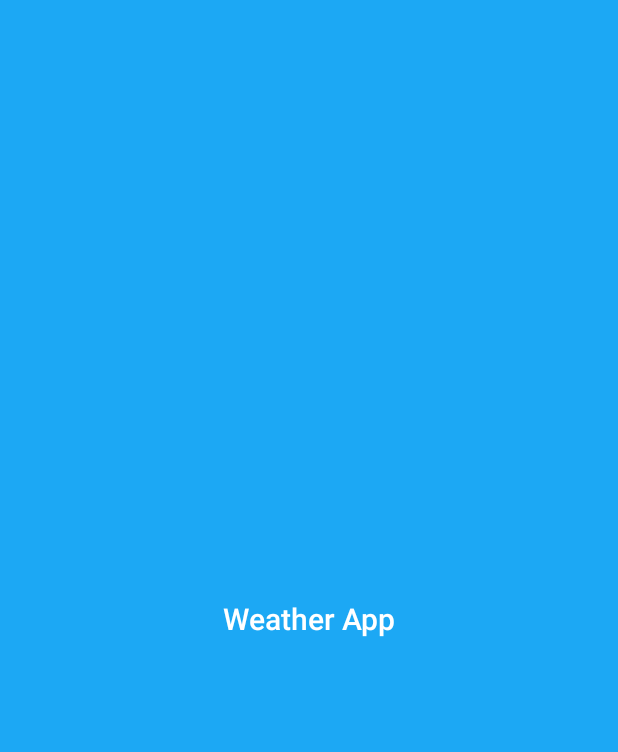
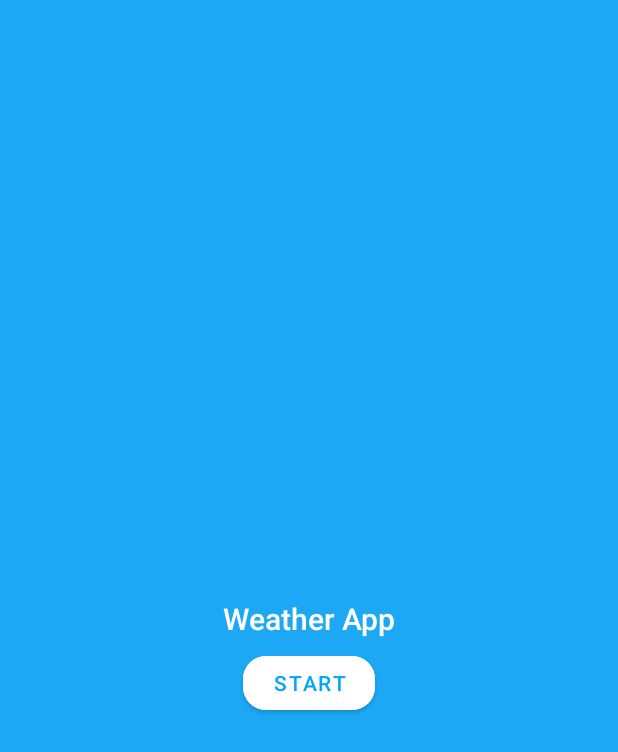
Before and after one commit to mohammed3296/WeatherApp, an Android app: the layout fragment_welcome.xml on its own in the app's theme, with its tools: preview values and no code run, on a phone screen of 412 x 824 dp. Shown: the top 752 px of the screen. Run offline under Robolectric (Android 15) with nearby library versions, the phone set to English and light mode, and no system bars.

Commit message:
strings hard cods

```diff
--- a/app/src/main/res/layout/fragment_splash.xml
+++ b/app/src/main/res/layout/fragment_welcome.xml
@@ -5,9 +5,10 @@
     android:layout_width="match_parent"
     android:layout_height="match_parent"
     android:background="@drawable/today_touch_selector"
-    tools:context=".ui.SplashFragment">
+    tools:context=".ui.WelcomeFragment">
 
     <TextView
+        android:id="@+id/textView"
         android:layout_width="wrap_content"
         android:layout_height="wrap_content"
         android:fontFamily="sans-serif-light"
@@ -20,4 +21,20 @@
         app:layout_constraintStart_toStartOf="parent"
         app:layout_constraintTop_toTopOf="parent" />
 
+
+    <com.google.android.material.button.MaterialButton
+        android:id="@+id/start_btn"
+        android:layout_width="wrap_content"
+        android:layout_height="wrap_content"
+        android:layout_gravity="end"
+        android:layout_margin="5dp"
+        android:backgroundTint="#ffffff"
+        android:text="@string/start_lbl"
+        android:textColor="#04A3FF"
+        app:cornerRadius="15dp"
+        app:layout_constraintEnd_toEndOf="@+id/textView"
+        app:layout_constraintStart_toStartOf="@+id/textView"
+        app:layout_constraintTop_toBottomOf="@+id/textView" />
+
+
 </androidx.constraintlayout.widget.ConstraintLayout>
--- a/app/src/main/res/navigation/mobile_navigation.xml
+++ b/app/src/main/res/navigation/mobile_navigation.xml
@@ -6,9 +6,9 @@
     app:startDestination="@id/splashFragment">
     <fragment
         android:id="@+id/splashFragment"
-        android:name="com.unicomg.robustatask.ui.SplashFragment"
+        android:name="com.unicomg.robustatask.ui.WelcomeFragment"
         android:label="fragment_splash"
-        tools:layout="@layout/fragment_splash" >
+        tools:layout="@layout/fragment_welcome" >
         <action
             android:id="@+id/action_splashFragment_to_shareFragment"
             app:destination="@id/shareFragment" />
--- a/app/src/main/res/values/dimen.xml
+++ b/app/src/main/res/values/dimens.xml
@@ -1,5 +1,5 @@
 <?xml version="1.0" encoding="utf-8"?>
 <resources>
-
+    <dimen name="dimen_8">8dp</dimen>
     <dimen name="textSizeTitle">16sp</dimen>
 </resources>
--- a/app/src/main/res/values/strings.xml
+++ b/app/src/main/res/values/strings.xml
@@ -10,4 +10,9 @@
     <string name="permissions">The application needs some permissions.</string>
     <string name="cancel">CANCEL</string>
     <string name="waiting">Please wait ...</string>
+    <string name="start_lbl">start</string>
+    <string name="history_lbl">history</string>
+    <string name="save_lbl">save</string>
+    <string name="share_lbl">share</string>
+    <string name="chose_image_lbl">chose image</string>
 </resources>
```
Also changed, not shown: app/src/main/java/com/unicomg/robustatask/ui/SplashFragment.java (deleted, +0 -42 lines), app/src/main/java/com/unicomg/robustatask/ui/WelcomeFragment.java (added, +32 -0 lines), app/src/main/res/layout/fragment_share.xml (+4 -4 lines), app/src/main/res/layout/gallary_camera_intent.xml (+11 -11 lines).
